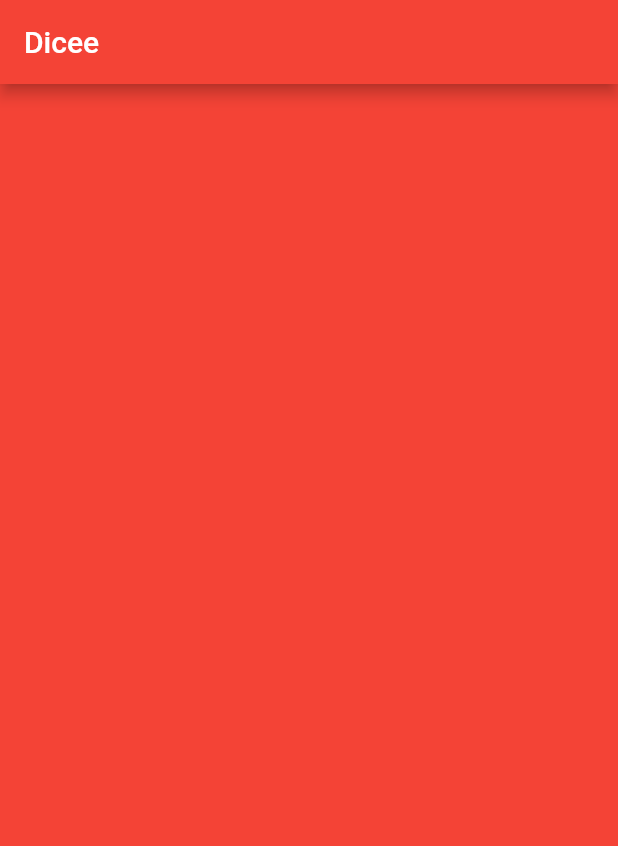
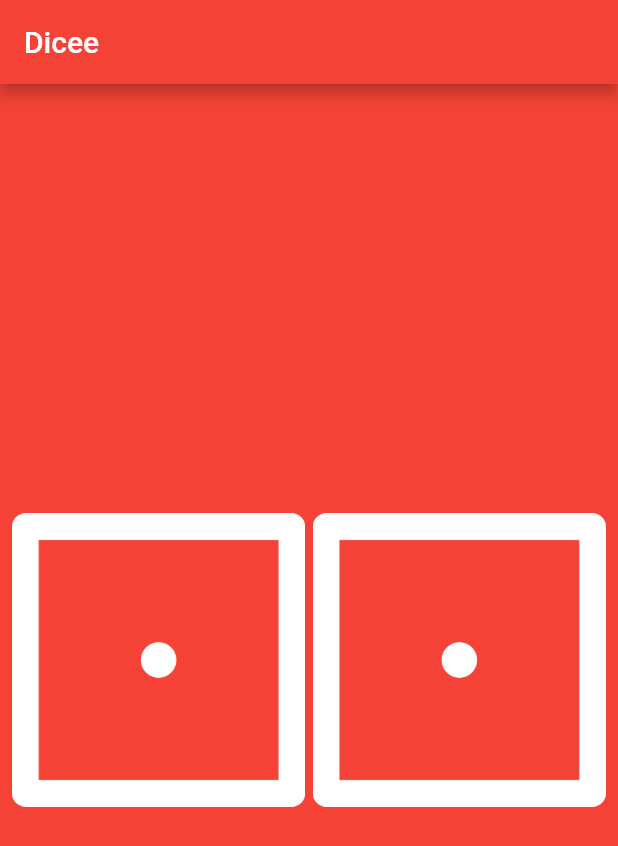
Before and after one commit to abhirup-deb/Dice, a Flutter app: the screen it shows after launch, on a phone screen of 412 x 824 dp. Shown: the top 846 px of the screen. Run offline on Flutter 3.47's test engine with Material 2 defaults, Android fonts, the phone set to English and light mode, and no system bars.

Commit message:
Widgets Added

```diff
--- a/lib/main.dart
+++ b/lib/main.dart
@@ -13,11 +13,29 @@ void main() {
       ),
     ),
   );
+
 }
 
 class DicePage extends StatelessWidget {
   @override
   Widget build(BuildContext context) {
-    return Container();
+    return Padding(
+      padding: const EdgeInsets.all(8.0),
+      child: Center(
+        child: Row(
+          children: <Widget>[
+            Expanded(
+              child: Image.asset('images/dice1.png'),
+            ),
+            SizedBox(
+              width: 5.0,
+            ),
+            Expanded(
+              child: Image.asset('images/dice1.png'),
+            ),
+          ],
+        ),
+      ),
+    );
   }
 }
```
